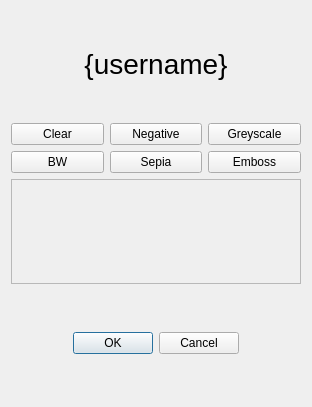
Above: talkative_client/talkative_client/templates/profile.ui from mom1/messager before the change. Below: the same form after it.
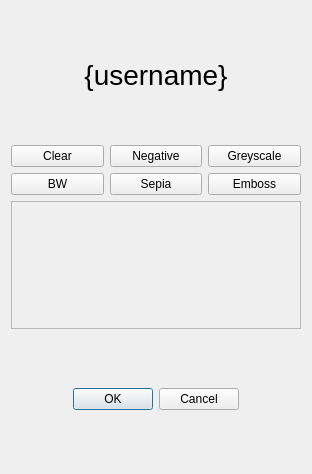
That is the form after the change. Icons and pictures are not drawn.

Diff of the .ui file:
```diff
--- a/talkative_client/talkative_client/templates/profile.ui
+++ b/talkative_client/talkative_client/templates/profile.ui
@@ -7,9 +7,21 @@
     <x>0</x>
     <y>0</y>
     <width>312</width>
-    <height>407</height>
+    <height>474</height>
    </rect>
   </property>
+  <property name="minimumSize">
+   <size>
+    <width>312</width>
+    <height>474</height>
+   </size>
+  </property>
+  <property name="maximumSize">
+   <size>
+    <width>312</width>
+    <height>474</height>
+   </size>
+  </property>
   <property name="windowTitle">
    <string>Профиль {username}</string>
   </property>
```
